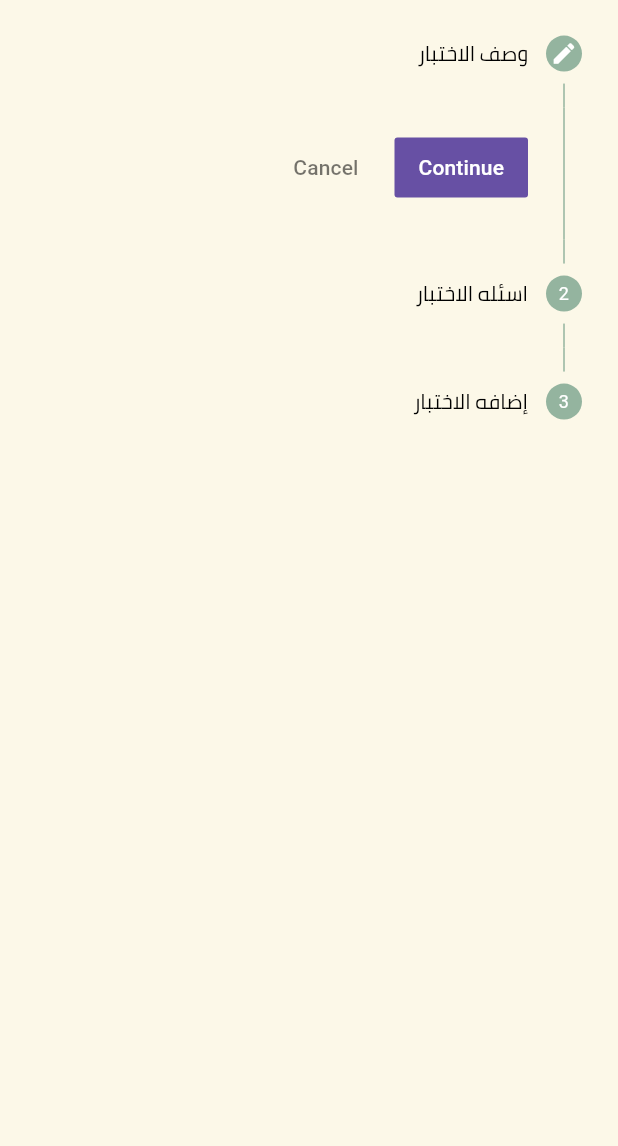
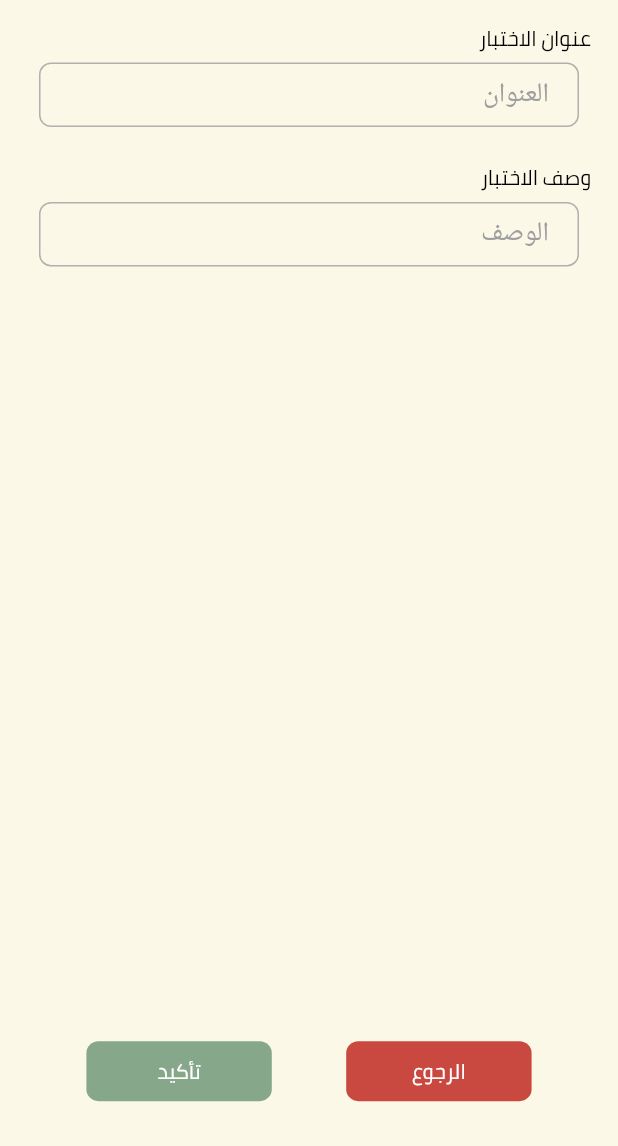
Before and after one commit to Ali-2001-Eg/faenonibeqwa, a Flutter app: the CreateExamScreen screen opened by its route, on a phone screen of 412 x 824 dp, the part 90-1236 px from its top. Run offline on Flutter 3.47's test engine with Material 3 defaults, Android fonts, the phone set to English and light mode, and no system bars; our stand-ins replace awesome_notifications, cached_network_image, cloud_firestore, dio, equatable, firebase_auth and 10 more; missing offline and left inert: paymob_payment, zego_uikit_prebuilt_video_conference; accounts and stored records are empty.

Commit message:
remove stepper and create page view for create exam screen

```diff
--- a/lib/screens/exam/create-exam/create_exam_screen.dart
+++ b/lib/screens/exam/create-exam/create_exam_screen.dart
@@ -3,9 +3,9 @@ import 'package:faenonibeqwa/utils/shared/widgets/custom_appbar.dart';
 import 'package:faenonibeqwa/utils/shared/widgets/small_text.dart';
 import 'package:flutter/material.dart';
 import 'package:flutter_riverpod/flutter_riverpod.dart';
-import 'create_first_step.dart';
-import 'create_second_step.dart';
-import 'create_third_step.dart';
+import 'exam_info_screen.dart';
+import 'add_questions_screen.dart';
+import 'submit_exam_screen.dart';
 
 class CreateExamScreen extends ConsumerStatefulWidget {
   static const String routeName = "/create-exam-screen";
@@ -15,64 +15,39 @@ class CreateExamScreen extends ConsumerStatefulWidget {
   ConsumerState<CreateExamScreen> createState() => _CreateExamScreenState();
 }
 
-int _currentStep = 0;
+PageController _pageController = PageController(initialPage: 0);
 
 class _CreateExamScreenState extends ConsumerState<CreateExamScreen> {
   @override
   Widget build(BuildContext context) {
     return Scaffold(
       appBar: const CustomAppBar(title: 'إضافه اختبار'),
-      body: Stepper(
-        elevation: 0,
-        connectorColor: MaterialStatePropertyAll(
-            context.theme.appBarTheme.backgroundColor!),
-        type: StepperType.vertical,
-        currentStep: _currentStep,
-        physics: const BouncingScrollPhysics(),
-        onStepContinue: _onStepContinue,
-        onStepCancel: _onStepCancel,
-        steps: _steps,
+      body: PageView(
+        physics: const NeverScrollableScrollPhysics(),
+        pageSnapping: false,
+        reverse: false,
+        controller: _pageController,
+        children: [
+          ExamInfoScreen(
+            onNextPressed: () => _onNextPressed(1),
+            onPreviousPressed: () => print('first index'),
+          ),
+          AddQuestionsScreen(
+              onNextPressed: () => _onNextPressed(2),
+              onPreviousPressed: () => _onNextPressed(0)),
+          SubmitExamScreen(
+              onNextPressed: () => print('Last index'),
+              onPreviousPressed: () => _onNextPressed(1)),
+        ],
       ),
     );
   }
 
-  void _onStepCancel() =>
-      _currentStep == 0 ? null : setState(() => _currentStep--);
-
-  void _onStepContinue() {
-    bool isLastStep = _currentStep == _steps.length - 1;
-
-    if (isLastStep) {
-      debugPrint('indexed');
-    } else {
-      setState(() => _currentStep++);
-    }
+  void _onNextPressed(int pageNumber) {
+    _pageController.animateToPage(
+      pageNumber,
+      duration: const Duration(milliseconds: 500),
+      curve: Curves.ease,
+    );
   }
-
-  List<Step> get _steps => <Step>[
-        Step(
-          title: const SmallText(
-            text: 'وصف الاختبار',
-          ),
-          state: _currentStep == 0 ? StepState.editing : StepState.indexed,
-          isActive: _currentStep >= 0,
-          content: CreateFirstStep(),
-        ),
-        Step(
-          title: const SmallText(
-            text: 'اسئله الاختبار',
-          ),
-          state: _currentStep == 1 ? StepState.editing : StepState.indexed,
-          isActive: _currentStep >= 1,
-          content: CreateSecondStep(),
-        ),
-        Step(
-          title: const SmallText(
-            text: 'إضافه الاختبار',
-          ),
-          isActive: _currentStep >= 2,
-          state: _currentStep == 2 ? StepState.editing : StepState.indexed,
-          content: CreateThirdStep(),
-        ),
-      ];
 }
--- /dev/null
+++ b/lib/screens/exam/create-exam/exam_info_screen.dart
@@ -0,0 +1,61 @@
+// ignore_for_file: public_member_api_docs, sort_constructors_first
+import 'package:faenonibeqwa/utils/shared/widgets/small_text.dart';
+import 'package:flutter/material.dart';
+
+import 'package:faenonibeqwa/screens/exam/widgets/page_view_widget.dart';
+import 'package:faenonibeqwa/utils/extensions/sized_box_extension.dart';
+import 'package:faenonibeqwa/utils/shared/widgets/big_text.dart';
+import 'package:faenonibeqwa/utils/shared/widgets/custom_text_field.dart';
+
+class ExamInfoScreen extends StatefulWidget {
+  final VoidCallback onNextPressed;
+  final VoidCallback onPreviousPressed;
+
+  const ExamInfoScreen({
+    Key? key,
+    required this.onNextPressed,
+    required this.onPreviousPressed,
+  }) : super(key: key);
+
+  @override
+  State<ExamInfoScreen> createState() => _ExamInfoScreenState();
+}
+
+class _ExamInfoScreenState extends State<ExamInfoScreen> {
+  final TextEditingController _titleController = TextEditingController();
+  final TextEditingController _descriptionController = TextEditingController();
+  @override
+  Widget build(BuildContext context) {
+    return PageWidget(
+      body: Padding(
+        padding: const EdgeInsets.all(10.0),
+        child: Column(
+          crossAxisAlignment: CrossAxisAlignment.start,
+          children: [
+            const SmallText(text: "عنوان الاختبار"),
+            Padding(
+              padding: const EdgeInsets.all(8.0),
+              child: CustomTextField(
+                controller: _titleController,
+                hintText: 'العنوان',
+              ),
+            ),
+            15.hSpace,
+            const SmallText(
+              text: "وصف الاختبار",
+            ),
+            Padding(
+              padding: const EdgeInsets.all(8.0),
+              child: CustomTextField(
+                controller: _descriptionController,
+                hintText: 'الوصف',
+              ),
+            ),
+          ],
+        ),
+      ),
+      onNextPressed: widget.onNextPressed,
+      onPreviousPressed: widget.onPreviousPressed,
+    );
+  }
+}
--- /dev/null
+++ b/lib/screens/exam/widgets/page_view_widget.dart
@@ -0,0 +1,53 @@
+// ignore_for_file: public_member_api_docs, sort_constructors_first
+import 'package:faenonibeqwa/utils/extensions/context_extension.dart';
+import 'package:faenonibeqwa/utils/shared/widgets/custom_button.dart';
+import 'package:flutter/material.dart';
+
+import 'package:faenonibeqwa/utils/extensions/sized_box_extension.dart';
+import 'package:faenonibeqwa/utils/shared/widgets/big_text.dart';
+import 'package:flutter_screenutil/flutter_screenutil.dart';
+
+class PageWidget extends StatelessWidget {
+  final Widget body;
+  final VoidCallback onNextPressed;
+  final VoidCallback onPreviousPressed;
+
+  const PageWidget({
+    Key? key,
+    required this.body,
+    required this.onNextPressed,
+    required this.onPreviousPressed,
+  }) : super(key: key);
+
+  @override
+  Widget build(BuildContext context) {
+    return Padding(
+      padding: const EdgeInsets.all(8.0),
+      child: Column(
+        mainAxisAlignment: MainAxisAlignment.start,
+        children: [
+          Expanded(child: body),
+          // 20.hSpace,
+          Padding(
+            padding: EdgeInsets.symmetric(vertical: 15.h),
+            child: Row(
+              mainAxisAlignment: MainAxisAlignment.spaceEvenly,
+              children: [
+                CustomButton(
+                    onTap: onPreviousPressed,
+                    text: 'الرجوع',
+                    width: context.screenWidth * 0.3,
+                    backgroundColor: const Color.fromARGB(255, 201, 73, 64)),
+                CustomButton(
+                  onTap: onNextPressed,
+                  text: 'تأكيد',
+                  width: context.screenWidth * 0.3,
+                ),
+              ],
+            ),
+          ),
+        ],
+      ),
+    );
+  }
+}
--- a/lib/utils/shared/widgets/custom_button.dart
+++ b/lib/utils/shared/widgets/custom_button.dart
@@ -1,33 +1,38 @@
+// ignore_for_file: public_member_api_docs, sort_constructors_first
+import 'package:flutter/material.dart';
+import 'package:flutter_screenutil/flutter_screenutil.dart';
+
 import 'package:faenonibeqwa/utils/extensions/context_extension.dart';
 import 'package:faenonibeqwa/utils/shared/widgets/small_text.dart';
-import 'package:flutter/material.dart';
-import 'package:flutter_screenutil/flutter_screenutil.dart';
 
 class CustomButton extends StatelessWidget {
   final VoidCallback onTap;
   final Color? textColor;
+  final Color? backgroundColor;
   final String text;
   final double fontSize;
+  final double? width;
   const CustomButton({
-    super.key,
+    Key? key,
     required this.onTap,
+    this.textColor,
+    this.backgroundColor,
+    this.width,
     required this.text,
-    this.textColor,
     this.fontSize = 14,
-  });
+  }) : super(key: key);
 
   @override
   Widget build(BuildContext context) {
     return SizedBox(
-      width: context.screenWidth * 0.6,
-      child: Directionality(
-        textDirection: TextDirection.ltr,
+      width: width ?? context.screenWidth * 0.6,
       child: ElevatedButton(
         onPressed: onTap,
         style: context.theme.elevatedButtonTheme.style!.copyWith(
           textStyle: MaterialStatePropertyAll<TextStyle>(
             TextStyle(color: textColor, fontSize: 15.sp),
           ),
+          backgroundColor: MaterialStatePropertyAll(backgroundColor),
         ),
         child: SmallText(
           text: text,
@@ -35,7 +40,6 @@ class CustomButton extends StatelessWidget {
           fontSize: fontSize,
         ),
       ),
-      ),
     );
   }
 }
--- a/lib/utils/shared/widgets/custom_text_field.dart
+++ b/lib/utils/shared/widgets/custom_text_field.dart
@@ -69,7 +69,7 @@ class CustomTextField extends StatelessWidget {
           hintText: hintText,
           hintStyle: const TextStyle(
             decorationThickness: 0,
-            color: Colors.black,
+            color: Colors.grey,
             fontSize: 18,
           ),
           border: outlineInputBorder(),
--- a/pubspec.yaml
+++ b/pubspec.yaml
@@ -53,9 +53,8 @@ dependencies:
   webview_flutter: ^4.4.2
   # zego_uikit_prebuilt_call: ^3.6.1
   zego_uikit_prebuilt_video_conference: ^2.6.3
-  zego_uikit_signaling_plugin: null
-  flutter_document_scanner: ^1.1.0
-  # easy_stepper: ^0.8.3
+  image_cropper: ^5.0.1
+
 dev_dependencies:
   flutter_lints: ^2.0.0
   flutter_test:
```
Also changed, not shown: lib/models/exam_model.dart (+5 -5 lines), lib/screens/exam/create-exam/add_questions_screen.dart (added, +34 -0 lines), lib/screens/exam/create-exam/create_first_step.dart (deleted, +0 -12 lines), lib/screens/exam/create-exam/create_second_step.dart (deleted, +0 -72 lines), lib/screens/exam/create-exam/create_third_step.dart (deleted, +0 -12 lines), lib/screens/exam/create-exam/submit_exam_screen.dart (added, +24 -0 lines), lib/screens/exam/widgets/answer_list_view_builder_widget.dart (added, +61 -0 lines), lib/screens/exam/widgets/question_type_radio_widget.dart (added, +137 -0 lines), lib/screens/trip/create_trip_screen.dart (+5 -4 lines), lib/utils/base/app_helper.dart (+26 -5 lines), pubspec.lock, 2 other files. Lines whose indentation alone changed are shown as unchanged.
